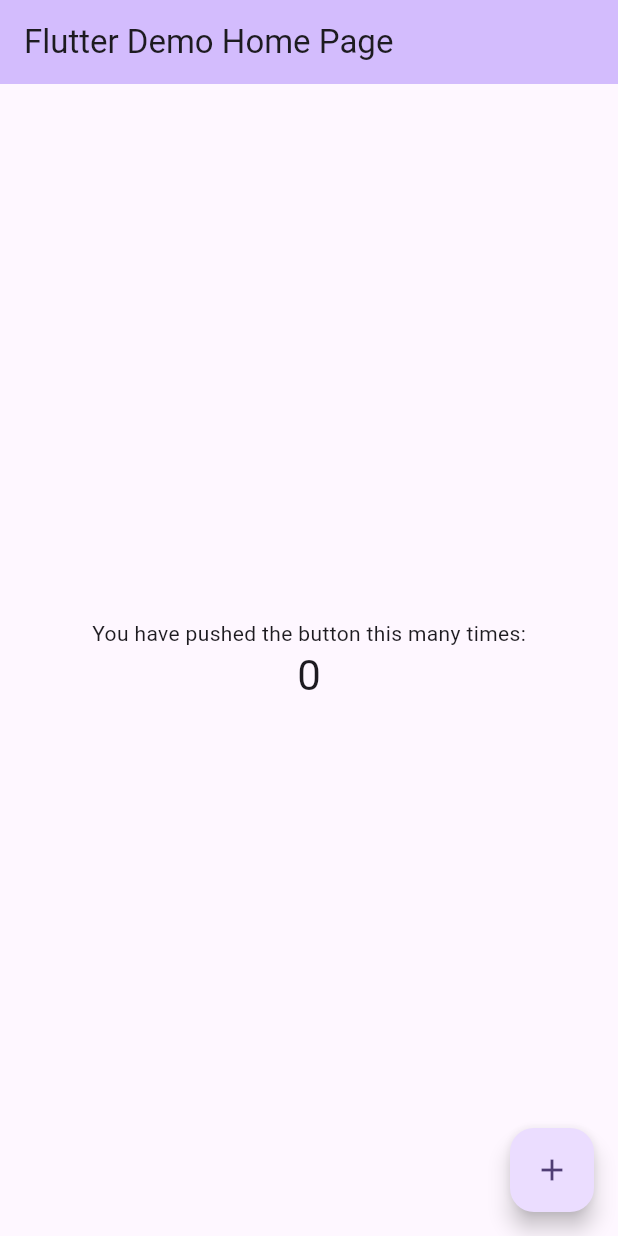
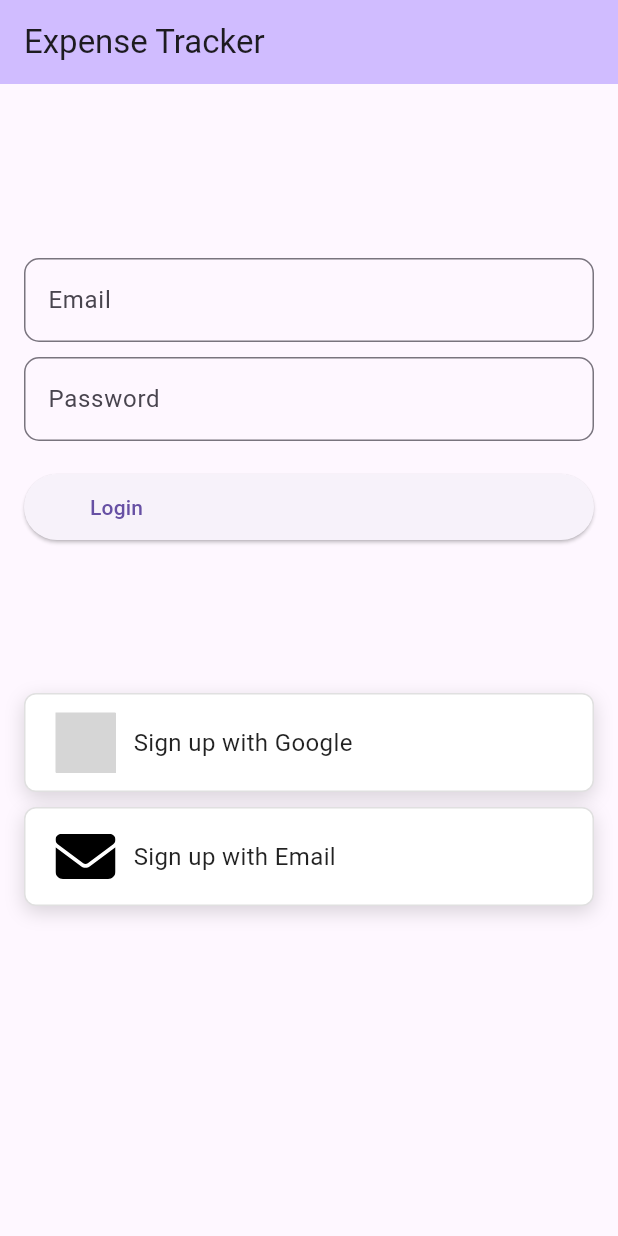
Before and after one commit to nayanarlk/expense-tracker, a Flutter app: the screen it shows after launch, on a phone screen of 412 x 824 dp. Run offline on Flutter 3.47's test engine with Material 3 defaults, Android fonts, the phone set to English and light mode, and no system bars; our stand-ins replace firebase_auth, firebase_core, flutter_svg, google_sign_in; accounts and stored records are empty; network calls fail; grey boxes are pictures that could not be loaded.

Commit message:
Added Firebase Authentication

```diff
--- /dev/null
+++ b/lib/components.dart/text_input.dart
@@ -0,0 +1,23 @@
+import 'package:flutter/material.dart';
+
+class NewTextInput extends StatelessWidget {
+  final String labelText;
+  final bool obscureText;
+  final TextEditingController controller;
+
+  const NewTextInput({super.key, required this.labelText, this.obscureText = false, required this.controller});
+
+  @override
+  Widget build(BuildContext context) {
+    return TextField(
+      obscureText: obscureText,
+      controller: controller,
+      decoration: InputDecoration(
+        labelText: labelText,
+        border: OutlineInputBorder(
+          borderRadius: BorderRadius.all(Radius.circular(10)),
+        ),
+      ),
+    );
+  }
+}
--- /dev/null
+++ b/lib/login.dart
@@ -0,0 +1,206 @@
+import 'package:expense_tracker/components.dart/text_input.dart';
+import 'package:flutter/material.dart';
+import 'package:firebase_auth/firebase_auth.dart';
+import 'package:google_sign_in/google_sign_in.dart';
+import 'package:flutter_svg/flutter_svg.dart';
+
+class LoginPage extends StatefulWidget {
+  const LoginPage({super.key, required this.title});
+
+  final String title;
+
+  @override
+  State<LoginPage> createState() => _LoginPageState();
+}
+
+class _LoginPageState extends State<LoginPage> {
+  final emailController = TextEditingController();
+  final passwordController = TextEditingController();
+
+  Future<void> signInWithEmail() async {
+    try {
+      await FirebaseAuth.instance.signInWithEmailAndPassword(
+        email: emailController.text.trim(),
+        password: passwordController.text.trim(),
+      );
+      _showSnackBar(
+        "Signed in with email: ${FirebaseAuth.instance.currentUser?.email}",
+      );
+
+      if (context.mounted) {
+        Navigator.pushReplacementNamed(context, '/home');
+      }
+    } on FirebaseAuthException catch (e) {
+      if(e.code == "channel-error") {
+        _showSnackBar("Email and/or Password can not be empty.");
+      }
+    } catch (e) {
+      _showSnackBar("Error: $e");
+    }
+  }
+
+  Future<void> signInWithGoogle() async {
+    try {
+      final GoogleSignInAccount? googleUser = await GoogleSignIn().signIn();
+      final GoogleSignInAuthentication googleAuth =
+          await googleUser!.authentication;
+
+      final credential = GoogleAuthProvider.credential(
+        accessToken: googleAuth.accessToken,
+        idToken: googleAuth.idToken,
+      );
+
+      await FirebaseAuth.instance.signInWithCredential(credential);
+      _showSnackBar(
+        "Signed in with Google: ${FirebaseAuth.instance.currentUser?.displayName}",
+      );
+      if (context.mounted) {
+        Navigator.pushReplacementNamed(context, '/home');
+      }
+    } catch (e) {
+      _showSnackBar("Google Sign-in error: $e");
+    }
+  }
+
+  void _showSnackBar(String message) {
+    ScaffoldMessenger.of(
+      context,
+    ).showSnackBar(SnackBar(content: Text(message)));
+  }
+
+  @override
+  void dispose() {
+    emailController.dispose();
+    passwordController.dispose();
+    super.dispose();
+  }
+
+  @override
+  Widget build(BuildContext context) {
+    return Scaffold(
+      appBar: AppBar(
+        title: Text(widget.title),
+        backgroundColor: Theme.of(context).colorScheme.inversePrimary,
+      ),
+      body: SafeArea(
+        child: SingleChildScrollView(
+          child: Padding(
+            padding: const EdgeInsets.all(16.0),
+            child: Column(
+              children: [
+                const SizedBox(height: 100),
+                NewTextInput(labelText: "Email", controller: emailController),
+                const SizedBox(height: 10),
+                NewTextInput(
+                  labelText: "Password",
+                  obscureText: true,
+                  controller: emailController,
+                ),
+                const SizedBox(height: 20),
+                ElevatedButton(
+                  onPressed: signInWithEmail,
+                  child: Container(
+                    width: double.infinity,
+                    child: const Text("Login"),
+                    padding: const EdgeInsets.symmetric(
+                      vertical: 12,
+                      horizontal: 20,
+                    )
+                  ),
+                ),
+                const SizedBox(height: 100),
+
+                GestureDetector(
+                  onTap: signInWithGoogle,
+                  child: Container(
+                    width: double.infinity,
+                    padding: const EdgeInsets.symmetric(
+                      vertical: 12,
+                      horizontal: 20,
+                    ),
+                    decoration: BoxDecoration(
+                      color: Colors.white,
+                      borderRadius: BorderRadius.circular(8),
+                      border: Border.all(color: Colors.grey.shade300),
+                      boxShadow: [
+                        BoxShadow(
+                          color: Colors.black.withValues(alpha: 0.15),
+                          offset: const Offset(0, 4),
+                          blurRadius: 10,
+                        ),
+                      ],
+                    ),
+                    child: Row(
+                      mainAxisSize: MainAxisSize.min,
+                      children: [
+                        SvgPicture.network(
+                          'https://upload.wikimedia.org/wikipedia/commons/archive/c/c1/20230822192910%21Google_%22G%22_logo.svg',
+                          placeholderBuilder:
+                              (context) => CircularProgressIndicator(),
+                          height: 40,
+                          width: 40,
+                        ),
+                        const SizedBox(width: 12),
+                        const Text(
+                          'Sign up with Google',
+                          style: TextStyle(fontSize: 16, color: Colors.black87),
+                        ),
+                      ],
+                    ),
+                  ),
+                ),
+
+                const SizedBox(height: 10),
+
+                GestureDetector(
+                  onTap: () {
+                    Navigator.pushReplacementNamed(
+                      context,
+                      '/sign_up_with_email',
+                    );
+                  },
+                  child: Container(
+                    width: double.infinity,
+                    padding: const EdgeInsets.symmetric(
+                      vertical: 12,
+                      horizontal: 20,
+                    ),
+                    decoration: BoxDecoration(
+                      color: Colors.white,
+                      borderRadius: BorderRadius.circular(8),
+                      border: Border.all(color: Colors.grey.shade300),
+                      boxShadow: [
+                        BoxShadow(
+                          color: Colors.black.withValues(alpha: 0.15),
+                          offset: const Offset(0, 4),
+                          blurRadius: 10,
+                        ),
+                      ],
+                    ),
+                    child: Row(
+                      mainAxisSize: MainAxisSize.min,
+                      children: [
+                        SvgPicture.string(
+                          '<svg xmlns="http://www.w3.org/2000/svg" viewBox="0 0 512 512"><!--!Font Awesome Free 6.7.2 by @fontawesome - https://fontawesome.com License - https://fontawesome.com/license/free Copyright 2025 Fonticons, Inc.--><path d="M48 64C21.5 64 0 85.5 0 112c0 15.1 7.1 29.3 19.2 38.4L236.8 313.6c11.4 8.5 27 8.5 38.4 0L492.8 150.4c12.1-9.1 19.2-23.3 19.2-38.4c0-26.5-21.5-48-48-48L48 64zM0 176L0 384c0 35.3 28.7 64 64 64l384 0c35.3 0 64-28.7 64-64l0-208L294.4 339.2c-22.8 17.1-54 17.1-76.8 0L0 176z"/></svg>',
+                          placeholderBuilder:
+                              (context) => CircularProgressIndicator(),
+                          height: 40,
+                          width: 40,
+                        ),
+                        const SizedBox(width: 12),
+                        const Text(
+                          'Sign up with Email',
+                          style: TextStyle(fontSize: 16, color: Colors.black87),
+                        ),
+                      ],
+                    ),
+                  ),
+                ),
+              ],
+            ),
+          ),
+        ),
+      ),
+    );
+  }
+}
--- a/lib/main.dart
+++ b/lib/main.dart
@@ -1,122 +1,97 @@
+import 'package:expense_tracker/signup_with_email_page.dart';
 import 'package:flutter/material.dart';
+import 'package:firebase_core/firebase_core.dart';
+import 'package:firebase_auth/firebase_auth.dart';
+import 'firebase_options.dart';
+import 'package:expense_tracker/login.dart';
+import 'package:expense_tracker/home_page.dart';
 
 void main() {
-  runApp(const MyApp());
+  WidgetsFlutterBinding.ensureInitialized();
+  runApp(const ExpenseTracker());
 }
 
-class MyApp extends StatelessWidget {
-  const MyApp({super.key});
+class ExpenseTracker extends StatelessWidget {
+  const ExpenseTracker({super.key});
 
-  // This widget is the root of your application.
   @override
   Widget build(BuildContext context) {
     return MaterialApp(
-      title: 'Flutter Demo',
-      theme: ThemeData(
-        // This is the theme of your application.
-        //
-        // TRY THIS: Try running your application with "flutter run". You'll see
-        // the application has a purple toolbar. Then, without quitting the app,
-        // try changing the seedColor in the colorScheme below to Colors.green
-        // and then invoke "hot reload" (save your changes or press the "hot
-        // reload" button in a Flutter-supported IDE, or press "r" if you used
-        // the command line to start the app).
-        //
-        // Notice that the counter didn't reset back to zero; the application
-        // state is not lost during the reload. To reset the state, use hot
-        // restart instead.
-        //
-        // This works for code too, not just values: Most code changes can be
-        // tested with just a hot reload.
-        colorScheme: ColorScheme.fromSeed(seedColor: Colors.deepPurple),
-      ),
-      home: const MyHomePage(title: 'Flutter Demo Home Page'),
+      title: 'Expense Tracker',
+      theme: ThemeData(primarySwatch: Colors.blue),
+      routes: {
+        '/': (context) => const FirebaseInitWrapper(),
+        '/login': (context) => const LoginPage(title: 'Expense Tracker'),
+        '/home': (context) => const HomePage(),
+        '/sign_up_with_email': (context) => SignupWithEmailPage(),
+      },
     );
   }
 }
 
-class MyHomePage extends StatefulWidget {
-  const MyHomePage({super.key, required this.title});
-
-  // This widget is the home page of your application. It is stateful, meaning
-  // that it has a State object (defined below) that contains fields that affect
-  // how it looks.
-
-  // This class is the configuration for the state. It holds the values (in this
-  // case the title) provided by the parent (in this case the App widget) and
-  // used by the build method of the State. Fields in a Widget subclass are
-  // always marked "final".
-
-  final String title;
-
-  @override
-  State<MyHomePage> createState() => _MyHomePageState();
-}
-
-class _MyHomePageState extends State<MyHomePage> {
-  int _counter = 0;
-
-  void _incrementCounter() {
-    setState(() {
-      // This call to setState tells the Flutter framework that something has
-      // changed in this State, which causes it to rerun the build method below
-      // so that the display can reflect the updated values. If we changed
-      // _counter without calling setState(), then the build method would not be
-      // called again, and so nothing would appear to happen.
-      _counter++;
-    });
-  }
+class FirebaseInitWrapper extends StatelessWidget {
+  const FirebaseInitWrapper({super.key});
 
   @override
   Widget build(BuildContext context) {
-    // This method is rerun every time setState is called, for instance as done
-    // by the _incrementCounter method above.
-    //
-    // The Flutter framework has been optimized to make rerunning build methods
-    // fast, so that you can just rebuild anything that needs updating rather
-    // than having to individually change instances of widgets.
-    return Scaffold(
-      appBar: AppBar(
-        // TRY THIS: Try changing the color here to a specific color (to
-        // Colors.amber, perhaps?) and trigger a hot reload to see the AppBar
-        // change color while the other colors stay the same.
-        backgroundColor: Theme.of(context).colorScheme.inversePrimary,
-        // Here we take the value from the MyHomePage object that was created by
-        // the App.build method, and use it to set our appbar title.
-        title: Text(widget.title),
+    return FutureBuilder(
+      future: Firebase.initializeApp(
+        options: DefaultFirebaseOptions.currentPlatform,
       ),
-      body: Center(
-        // Center is a layout widget. It takes a single child and positions it
-        // in the middle of the parent.
-        child: Column(
-          // Column is also a layout widget. It takes a list of children and
-          // arranges them vertically. By default, it sizes itself to fit its
-          // children horizontally, and tries to be as tall as its parent.
-          //
-          // Column has various properties to control how it sizes itself and
-          // how it positions its children. Here we use mainAxisAlignment to
-          // center the children vertically; the main axis here is the vertical
-          // axis because Columns are vertical (the cross axis would be
-          // horizontal).
-          //
-          // TRY THIS: Invoke "debug painting" (choose the "Toggle Debug Paint"
-          // action in the IDE, or press "p" in the console), to see the
-          // wireframe for each widget.
-          mainAxisAlignment: MainAxisAlignment.center,
-          children: <Widget>[
-            const Text('You have pushed the button this many times:'),
-            Text(
-              '$_counter',
-              style: Theme.of(context).textTheme.headlineMedium,
-            ),
-          ],
-        ),
-      ),
-      floatingActionButton: FloatingActionButton(
-        onPressed: _incrementCounter,
-        tooltip: 'Increment',
-        child: const Icon(Icons.add),
-      ), // This trailing comma makes auto-formatting nicer for build methods.
+      builder: (context, snapshot) {
+        if (snapshot.connectionState == ConnectionState.waiting) {
+          return const Scaffold(
+            body: Center(child: CircularProgressIndicator()),
+          );
+        } else if (snapshot.hasError) {
+          return Scaffold(
+            body: Center(child: Text("Firebase init error: ${snapshot.error}")),
+          );
+        } else {
+          return const AuthGate(); // After Firebase initialization, navigate to AuthGate
+        }
+      },
     );
   }
 }
+
+class AuthGate extends StatelessWidget {
+  const AuthGate({super.key});
+
+  @override
+  Widget build(BuildContext context) {
+    return StreamBuilder<User?>(
+      stream: FirebaseAuth.instance.authStateChanges(),
+      builder: (context, snapshot) {
+        if (snapshot.connectionState == ConnectionState.waiting) {
+          return const Scaffold(
+            body: Center(child: CircularProgressIndicator()),
+          );
+        } else if (snapshot.hasError) {
+          return Scaffold(
+            body: Center(child: Text("Error: ${snapshot.error}")),
+          );
+        } else if (snapshot.hasData) {
+          // 👤 User is signed in
+          User? user = snapshot.data;
+
+          // Check if user is valid and not deleted
+          user?.reload().then((_) {
+            if (user?.emailVerified == false) {
+              // You can log out or redirect if necessary
+              FirebaseAuth.instance.signOut();
+            }
+          }).catchError((error) {
+            // Handle errors (e.g., account deleted)
+            FirebaseAuth.instance.signOut();
+          });
+
+          return const HomePage(); // User is valid and signed in
+        } else {
+          // 👤 No user signed in (or user was deleted)
+          return const LoginPage(title: 'Expense Tracker');
+        }
+      },
+    );
+  }
+}
--- a/pubspec.yaml
+++ b/pubspec.yaml
@@ -34,6 +34,11 @@ dependencies:
   # The following adds the Cupertino Icons font to your application.
   # Use with the CupertinoIcons class for iOS style icons.
   cupertino_icons: ^1.0.8
+  firebase_core: ^3.13.0
+  firebase_auth: ^5.5.2
+  google_sign_in: ^6.3.0
+  sign_in_button: ^3.2.0
+  flutter_svg: ^2.0.7
 
 dev_dependencies:
   flutter_test:
```
Also changed, not shown: lib/home_page.dart (added, +31 -0 lines), lib/signup_with_email_page.dart (added, +61 -0 lines), firebase.json (added), lib/firebase_options.dart (added), pubspec.lock, 7 other files.
